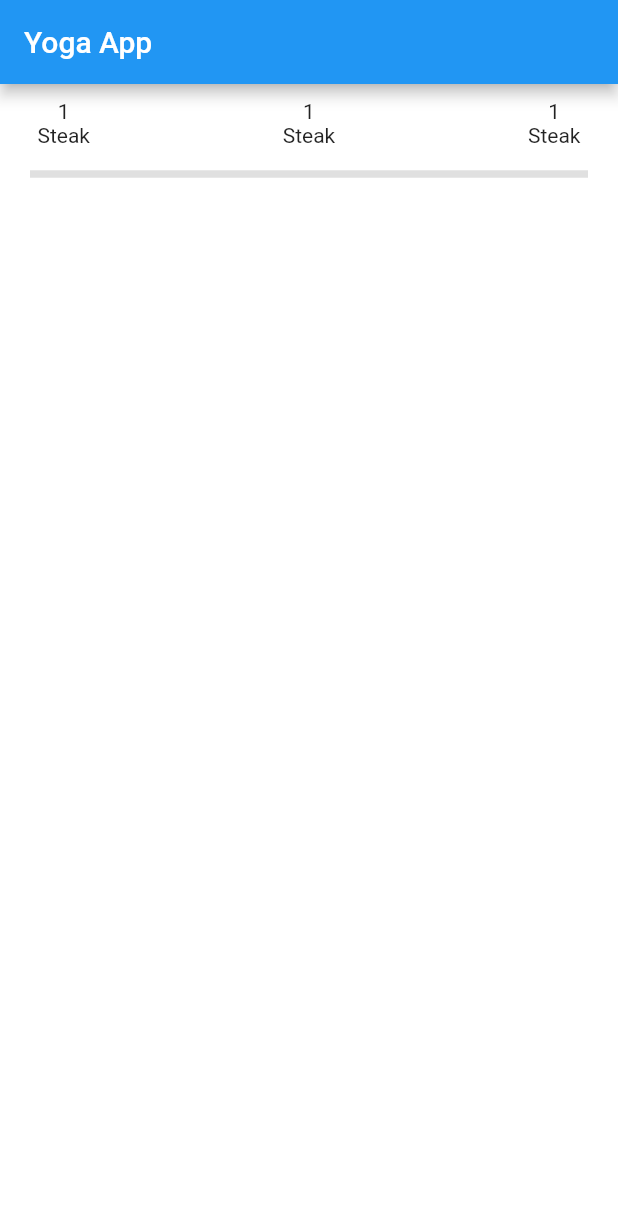
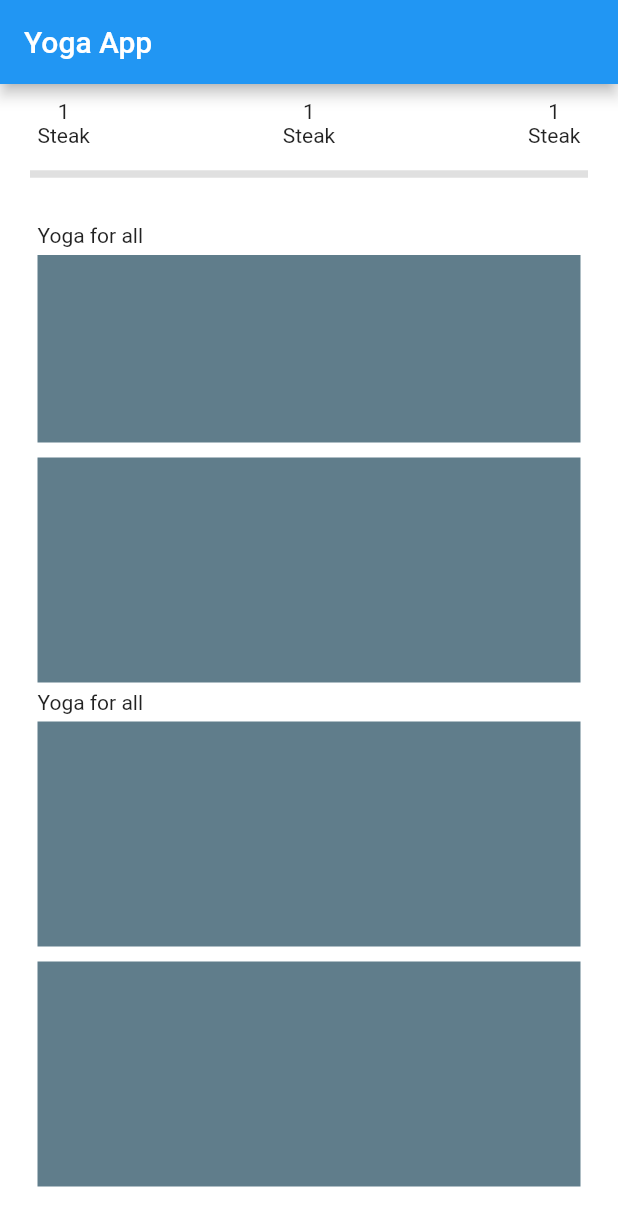
Before and after one commit to deepmihir/yoga_app, a Flutter app: the screen it shows after launch, on a phone screen of 412 x 824 dp. Shown: the top 1226 px of the screen. Run offline on Flutter 3.47's test engine with Material 2 defaults, Android fonts, the phone set to English and light mode, and no system bars.

Commit message:
Home_page_ui Day-1

```diff
--- a/lib/screens/home.dart
+++ b/lib/screens/home.dart
@@ -7,42 +7,73 @@ class Home extends StatelessWidget {
   Widget build(BuildContext context) {
     return Scaffold(
         backgroundColor: Colors.white,
-      appBar: AppBar(
-        title : Text("Yoga App")
-      ),
-      body : Column(
+        appBar: AppBar(title: Text("Yoga App")),
+        body: SingleChildScrollView(
+          child: Column(
             children: [
               Padding(
-
-            padding: const EdgeInsets.symmetric(vertical: 10, horizontal: 25),
+                padding:
+                    const EdgeInsets.symmetric(vertical: 10, horizontal: 25),
                 child: Row(
                   mainAxisAlignment: MainAxisAlignment.spaceBetween,
                   children: [
                     Column(
-                  children: [
-                    Text("1"),
-                    Text("Steak")
-                  ],
+                      children: [Text("1"), Text("Steak")],
                     ),
                     Column(
-                  children: [
-                    Text("1"),
-                    Text("Steak")
-                  ],
+                      children: [Text("1"), Text("Steak")],
                     ),
                     Column(
-                  children: [
-                    Text("1"),
-                    Text("Steak")
-                  ],
+                      children: [Text("1"), Text("Steak")],
                     )
                   ],
                 ),
               ),
-          Divider(thickness: 5, indent: 20, endIndent: 20,)
+              Divider(
+                thickness: 5,
+                indent: 20,
+                endIndent: 20,
+              ),
+              Container(
+                padding: EdgeInsets.all(25),
+                child: Column(
+                  crossAxisAlignment: CrossAxisAlignment.start,
+                  children: [
+                    Text("Yoga for all"),
+                    Padding(
+                      padding: EdgeInsets.symmetric(vertical: 5),
+                      child: Container(
+                        color: Colors.blueGrey,
+                        height: 125,
+                      ),
+                    ),
+                    Padding(
+                      padding: EdgeInsets.symmetric(vertical: 5),
+                      child: Container(
+                        color: Colors.blueGrey,
+                        height: 150,
+                      ),
+                    ),
+                    Text("Yoga for all"),
+                    Padding(
+                      padding: EdgeInsets.symmetric(vertical: 5),
+                      child: Container(
+                        color: Colors.blueGrey,
+                        height: 150,
+                      ),
+                    ),
+                    Padding(
+                      padding: EdgeInsets.symmetric(vertical: 5),
+                      child: Container(
+                        color: Colors.blueGrey,
+                        height: 150,
+                      ),
+                    )
                   ],
-
+                ),
               )
-    );
+            ],
+          ),
+        ));
   }
 }
```
Lines whose indentation alone changed are shown as unchanged.
